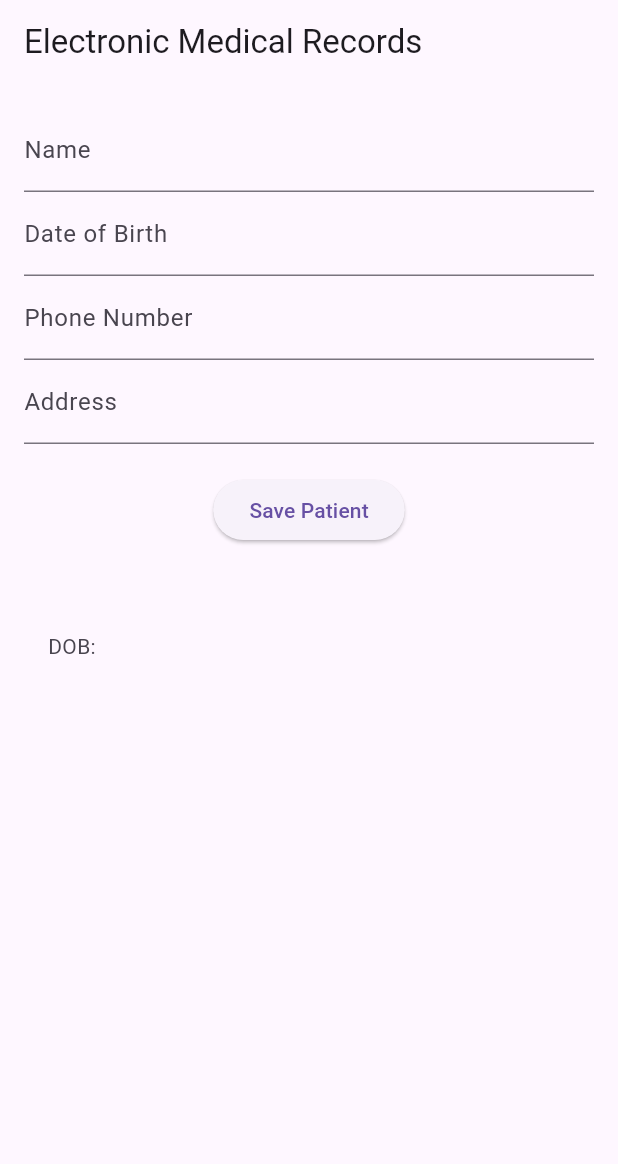
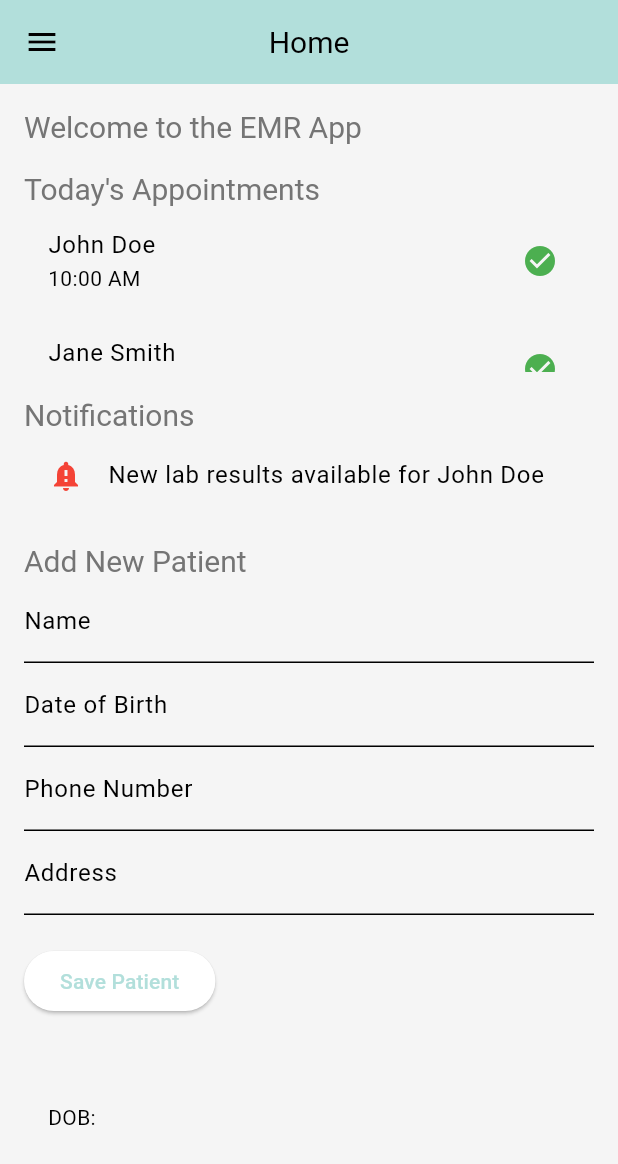
Before and after one commit to MahaSekher/MedicineInventory, a Flutter app: the screen it shows after launch, after a tap on "Save Patient", on a phone screen of 412 x 824 dp. Shown: the top 1164 px of the screen. Run offline on Flutter 3.47's test engine with Material 3 defaults, Android fonts, the phone set to English and light mode, and no system bars; our stand-ins replace image_picker, sqflite; accounts and stored records are empty.

```diff
--- a/lib/main.dart
+++ b/lib/main.dart
@@ -1,4 +1,6 @@
 import 'package:flutter/material.dart';
+import 'package:user_input_app/screens/login_screen.dart';
+import 'package:user_input_app/themes/app_theme.dart';
 import 'models/user_profile.dart';
 import 'widgets/user_profile_provider.dart';
 import 'screens/home_screen.dart';
@@ -20,10 +22,8 @@ class MyApp extends StatelessWidget {
         _userProfile.image = updatedProfile.image;
       },
       child: MaterialApp(
-        title: 'User Input App',
-        theme: ThemeData(
-          primarySwatch: Colors.blue,
-        ),
+        title: 'EMR App',
+        theme: AppTheme.lightTheme,// Optionally apply a dark theme
         home: HomeScreen(),
       ),
     );
--- a/lib/models/database_helper.dart
+++ b/lib/models/database_helper.dart
@@ -1,98 +1,54 @@
-import 'dart:async';
 import 'package:sqflite/sqflite.dart';
 import 'package:path/path.dart';
-import 'package:path_provider/path_provider.dart';
 
 class DatabaseHelper {
+  static final DatabaseHelper instance = DatabaseHelper._init();
   static Database? _database;
-  static final DatabaseHelper instance = DatabaseHelper._init();
 
   DatabaseHelper._init();
 
   Future<Database> get database async {
     if (_database != null) return _database!;
-    _database = await _initDB('emr_db.db');
+
+    _database = await _initDB('emr_database.db');
     return _database!;
   }
 
   Future<Database> _initDB(String filePath) async {
-    final docDirectory = await getApplicationDocumentsDirectory();
-    final path = join(docDirectory.path, filePath);
+    final dbPath = await getDatabasesPath();
+    final path = join(dbPath, filePath);
+
     return await openDatabase(path, version: 1, onCreate: _createDB);
   }
 
   Future _createDB(Database db, int version) async {
-    // Patient Table
+    const idType = 'INTEGER PRIMARY KEY AUTOINCREMENT';
+    const textType = 'TEXT NOT NULL';
+
     await db.execute('''
       CREATE TABLE patients (
-        id INTEGER PRIMARY KEY AUTOINCREMENT,
-        name TEXT,
-        dob TEXT,
-        gender TEXT,
-        phone_number TEXT,
-        address TEXT
-      )
-    ''');
-
-    // Medical Record Table
-    await db.execute('''
-      CREATE TABLE medical_records (
-        id INTEGER PRIMARY KEY AUTOINCREMENT,
-        patient_id INTEGER,
-        diagnosis TEXT,
-        treatment TEXT,
-        record_date TEXT,
-        FOREIGN KEY (patient_id) REFERENCES patients(id)
-      )
-    ''');
-
-    // Appointment Table
-    await db.execute('''
-      CREATE TABLE appointments (
-        id INTEGER PRIMARY KEY AUTOINCREMENT,
-        patient_id INTEGER,
-        appointment_date TEXT,
-        doctor_name TEXT,
-        FOREIGN KEY (patient_id) REFERENCES patients(id)
+        id $idType,
+        name $textType,
+        dob $textType,
+        gender $textType,
+        phone_number $textType,
+        address $textType
       )
     ''');
   }
 
-  // Insert Patient
-  Future<int> insertPatient(Map<String, dynamic> patient) async {
+  Future<void> insertPatient(Map<String, dynamic> patient) async {
     final db = await instance.database;
-    return await db.insert('patients', patient);
+    await db.insert('patients', patient);
   }
 
-  // Insert Medical Record
-  Future<int> insertMedicalRecord(Map<String, dynamic> record) async {
-    final db = await instance.database;
-    return await db.insert('medical_records', record);
-  }
-
-  // Insert Appointment
-  Future<int> insertAppointment(Map<String, dynamic> appointment) async {
-    final db = await instance.database;
-    return await db.insert('appointments', appointment);
-  }
-
-  // Get all patients
   Future<List<Map<String, dynamic>>> getAllPatients() async {
     final db = await instance.database;
     return await db.query('patients');
   }
 
-  // Get all medical records
-  Future<List<Map<String, dynamic>>> getMedicalRecords(int patientId) async {
+  Future<void> close() async {
     final db = await instance.database;
-    return await db.query('medical_records',
-        where: 'patient_id = ?', whereArgs: [patientId]);
-  }
-
-  // Get all appointments
-  Future<List<Map<String, dynamic>>> getAppointments(int patientId) async {
-    final db = await instance.database;
-    return await db
-        .query('appointments', where: 'patient_id = ?', whereArgs: [patientId]);
+    db.close();
   }
 }
--- a/lib/models/persistence/patient.dart
+++ b/lib/models/persistence/patient.dart
@@ -6,21 +6,23 @@ class Patient {
   final String phoneNumber;
   final String address;
 
-  Patient(
-      {this.id,
-      required this.name,
-      required this.dob,
-      required this.gender,
-      required this.phoneNumber,
-      required this.address});
+  Patient({
+    this.id,
+    required this.name,
+    required this.dob,
+    required this.gender,
+    required this.phoneNumber,
+    required this.address,
+  });
 
   Map<String, dynamic> toMap() {
     return {
+      'id': id,
       'name': name,
       'dob': dob,
       'gender': gender,
       'phone_number': phoneNumber,
-      'address': address
+      'address': address,
     };
   }
 }
--- a/lib/screens/home_screen.dart
+++ b/lib/screens/home_screen.dart
@@ -1,65 +1,12 @@
 import 'package:flutter/material.dart';
 import '../widgets/custom_app_bar.dart';
 import '../widgets/custom_drawer.dart';
-import '../models/user_profile.dart';
-import '../models/persistence/appointment.dart';
-import '../models/persistence/medical_record.dart';
+import '../models/database_helper.dart';
 import '../models/persistence/patient.dart';
-import '../models/database_helper.dart';
 
 class HomeScreen extends StatefulWidget {
   @override
   _HomeScreenState createState() => _HomeScreenState();
-
-  @override
-  Widget build(BuildContext context) {
-    return Scaffold(
-      appBar: CustomAppBar(title: 'Home'),
-      drawer: CustomDrawer(),
-      body: Padding(
-        padding: const EdgeInsets.all(16.0),
-        child: Column(
-          crossAxisAlignment: CrossAxisAlignment.start,
-          children: [
-            Text(
-              'Welcome to the EMR App',
-              style: Theme.of(context).textTheme.titleLarge,
-            ),
-            SizedBox(height: 16.0),
-            Text(
-              'Today\'s Appointments',
-              style: Theme.of(context).textTheme.titleLarge,
-            ),
-            Expanded(
-              child: ListView(
-                children: [
-                  ListTile(
-                    title: Text('John Doe'),
-                    subtitle: Text('10:00 AM'),
-                    trailing: Icon(Icons.check_circle, color: Colors.green),
-                  ),
-                  ListTile(
-                    title: Text('Jane Smith'),
-                    subtitle: Text('11:30 AM'),
-                    trailing: Icon(Icons.check_circle, color: Colors.green),
-                  ),
-                ],
-              ),
-            ),
-            SizedBox(height: 16.0),
-            Text(
-              'Notifications',
-              style: Theme.of(context).textTheme.titleLarge,
-            ),
-            ListTile(
-              title: Text('New lab results available for John Doe'),
-              leading: Icon(Icons.notification_important, color: Colors.red),
-            ),
-          ],
-        ),
-      ),
-    );
-  }
 }
 
 class _HomeScreenState extends State<HomeScreen> {
@@ -110,11 +57,52 @@ class _HomeScreenState extends State<HomeScreen> {
   @override
   Widget build(BuildContext context) {
     return Scaffold(
-      appBar: AppBar(title: Text('Electronic Medical Records')),
+      appBar: CustomAppBar(title: 'Home'),
+      drawer: CustomDrawer(),
       body: Padding(
-        padding: const EdgeInsets.all(16),
+        padding: const EdgeInsets.all(16.0),
         child: Column(
+          crossAxisAlignment: CrossAxisAlignment.start,
           children: [
+            Text(
+              'Welcome to the EMR App',
+              style: Theme.of(context).textTheme.titleLarge,
+            ),
+            SizedBox(height: 16.0),
+            Text(
+              'Today\'s Appointments',
+              style: Theme.of(context).textTheme.titleLarge,
+            ),
+            Expanded(
+              child: ListView(
+                children: [
+                  ListTile(
+                    title: Text('John Doe'),
+                    subtitle: Text('10:00 AM'),
+                    trailing: Icon(Icons.check_circle, color: Colors.green),
+                  ),
+                  ListTile(
+                    title: Text('Jane Smith'),
+                    subtitle: Text('11:30 AM'),
+                    trailing: Icon(Icons.check_circle, color: Colors.green),
+                  ),
+                ],
+              ),
+            ),
+            SizedBox(height: 16.0),
+            Text(
+              'Notifications',
+              style: Theme.of(context).textTheme.titleLarge,
+            ),
+            ListTile(
+              title: Text('New lab results available for John Doe'),
+              leading: Icon(Icons.notification_important, color: Colors.red),
+            ),
+            SizedBox(height: 16.0),
+            Text(
+              'Add New Patient',
+              style: Theme.of(context).textTheme.titleLarge,
+            ),
             TextField(
                 controller: _patientNameController,
                 decoration: InputDecoration(labelText: 'Name')),
```
Also changed, not shown: lib/screens/login_screen.dart (added, +74 -0 lines), lib/screens/patient_records_screen.dart (added, +71 -0 lines), lib/screens/settings_screen.dart (added, +110 -0 lines), lib/screens/signup_screen.dart (added, +70 -0 lines), lib/widgets/custom_drawer.dart (+19 -7 lines), lib/widgets/rounded_button.dart (added, +30 -0 lines). Lines whose indentation alone changed are shown as unchanged.
